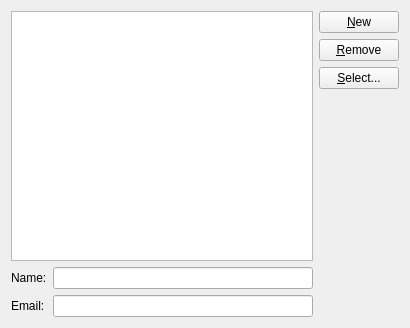
Old version of the form src/publishdialog_base.ui in the repository KDE/akonadi-calendar.
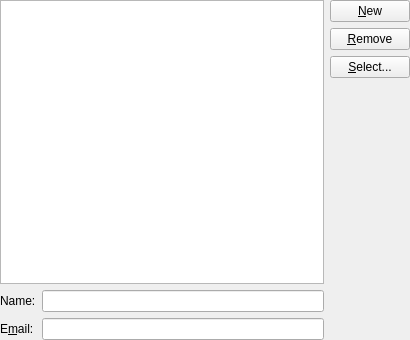
New version of the form.

Commit message: Remove double margin

Diff of the .ui file:
```diff
--- a/src/publishdialog_base.ui
+++ b/src/publishdialog_base.ui
@@ -7,10 +7,25 @@
     <x>0</x>
     <y>0</y>
     <width>410</width>
-    <height>326</height>
+    <height>340</height>
    </rect>
   </property>
   <layout class="QGridLayout" name="gridLayout_2">
+   <property name="leftMargin">
+    <number>0</number>
+   </property>
+   <property name="topMargin">
+    <number>0</number>
+   </property>
+   <property name="rightMargin">
+    <number>0</number>
+   </property>
+   <property name="bottomMargin">
+    <number>0</number>
+   </property>
+   <property name="spacing">
+    <number>6</number>
+   </property>
    <item row="0" column="0">
     <widget class="QListWidget" name="mListWidget">
      <property name="minimumSize">
@@ -118,7 +133,7 @@
      <item row="1" column="0">
       <widget class="QLabel" name="TextLabel2">
        <property name="text">
-        <string comment="recipient email">Email:</string>
+        <string comment="recipient email">E&amp;mail:</string>
        </property>
        <property name="buddy">
         <cstring>mEmailLineEdit</cstring>
```
